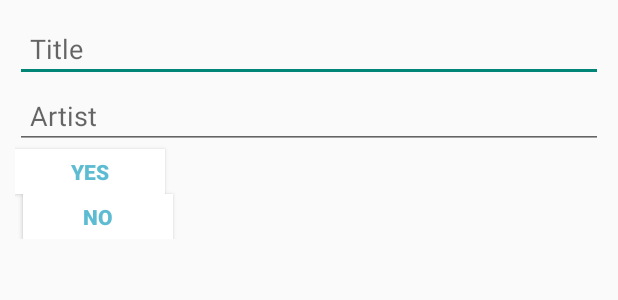
After one commit to johnmarinelli/offline-playlist, an Android app: the layout media_data_input_dialog.xml on its own in the app's theme, with its tools: preview values and no code run, on a phone screen of 412 x 824 dp. The commit adds this screen. Shown: the top 300 px of the screen. Run offline under Robolectric (Android 15) with nearby library versions, the phone set to English and light mode, and no system bars.

Commit message:
artist/title dialog

```diff
--- a/app/src/main/java/marinelli/john/youtubeplaylistdownloader/MediaAdapter.java
+++ b/app/src/main/java/marinelli/john/youtubeplaylistdownloader/MediaAdapter.java
@@ -19,8 +19,7 @@ public class MediaAdapter extends ArrayAdapter<MediaModel> {
     private ArrayList<MediaModel> mMedia;
     private DownloadManager mDownloadManager;
     private long mEnqueue;
-
-    Context mContext;
+    private Context mContext;
 
     public MediaAdapter(Context context, int textViewResourceId, ArrayList<MediaModel> media,
                         DownloadManager dm, long enqueue) {
@@ -48,7 +47,7 @@ public class MediaAdapter extends ArrayAdapter<MediaModel> {
             firstLine.setText(media.mTitle);
             secondLine.setText(media.mArtist);
 
-            download.setOnClickListener(new MediaOnClickListener(media, mDownloadManager, mEnqueue));
+            download.setOnClickListener(new MediaOnClickListener(mContext, media, mDownloadManager, mEnqueue));
         }
         return v;
     }
--- /dev/null
+++ b/app/src/main/res/layout/media_data_input_dialog.xml
@@ -0,0 +1,45 @@
+<?xml version="1.0" encoding="utf-8"?>
+<LinearLayout
+    xmlns:android="http://schemas.android.com/apk/res/android"
+    android:layout_width="match_parent"
+    android:layout_height="wrap_content"
+    android:orientation="vertical"
+    android:padding="10dp">
+
+    <EditText
+        android:id="@+id/title"
+        android:layout_width="fill_parent"
+        android:layout_height="wrap_content"
+        android:hint="Title"
+        android:padding="10dp" />
+
+    <EditText
+        android:id="@+id/artist"
+        android:layout_width="fill_parent"
+        android:layout_height="wrap_content"
+        android:hint="Artist"
+        android:padding="10dp" />
+
+
+    <Button
+        android:id="@+id/submit_media_data"
+        android:layout_width="100dp"
+        android:layout_height="30dp"
+        android:background="@android:color/white"
+        android:clickable="true"
+        android:text="Yes"
+        android:textColor="#5DBCD2"
+        android:textStyle="bold" />
+
+    <Button
+        android:id="@+id/cancel"
+        android:layout_width="100dp"
+        android:layout_height="30dp"
+        android:layout_marginLeft="5dp"
+        android:background="@android:color/white"
+        android:clickable="true"
+        android:text="No"
+        android:textColor="#5DBCD2"
+        android:textStyle="bold" />
+
+</LinearLayout>
```
Also changed, not shown: app/src/main/java/marinelli/john/lib/MediaScannerWrapper.java (added, +37 -0 lines), app/src/main/java/marinelli/john/youtubeplaylistdownloader/MainActivity.java (+0 -7 lines), app/src/main/java/marinelli/john/youtubeplaylistdownloader/MediaDataInputDialog.java (added, +57 -0 lines), app/src/main/java/marinelli/john/youtubeplaylistdownloader/MediaDataInputDialogFactory.java (added, +54 -0 lines), app/src/main/java/marinelli/john/youtubeplaylistdownloader/MediaDownloadManager.java (+14 -0 lines), app/src/main/java/marinelli/john/youtubeplaylistdownloader/MediaModel.java (+6 -1 lines), app/src/main/java/marinelli/john/youtubeplaylistdownloader/MediaOnClickListener.java (+10 -4 lines), app/src/main/java/marinelli/john/youtubeplaylistdownloader/MediaReceiver.java (+12 -5 lines).
